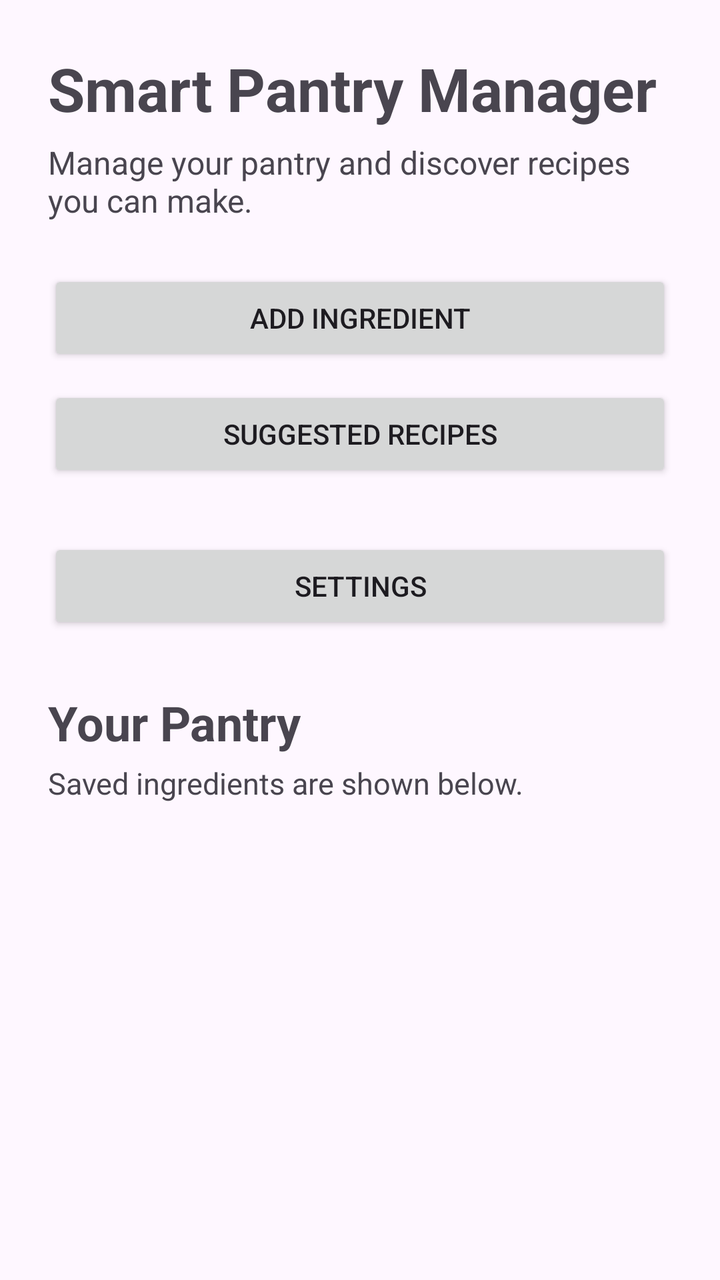
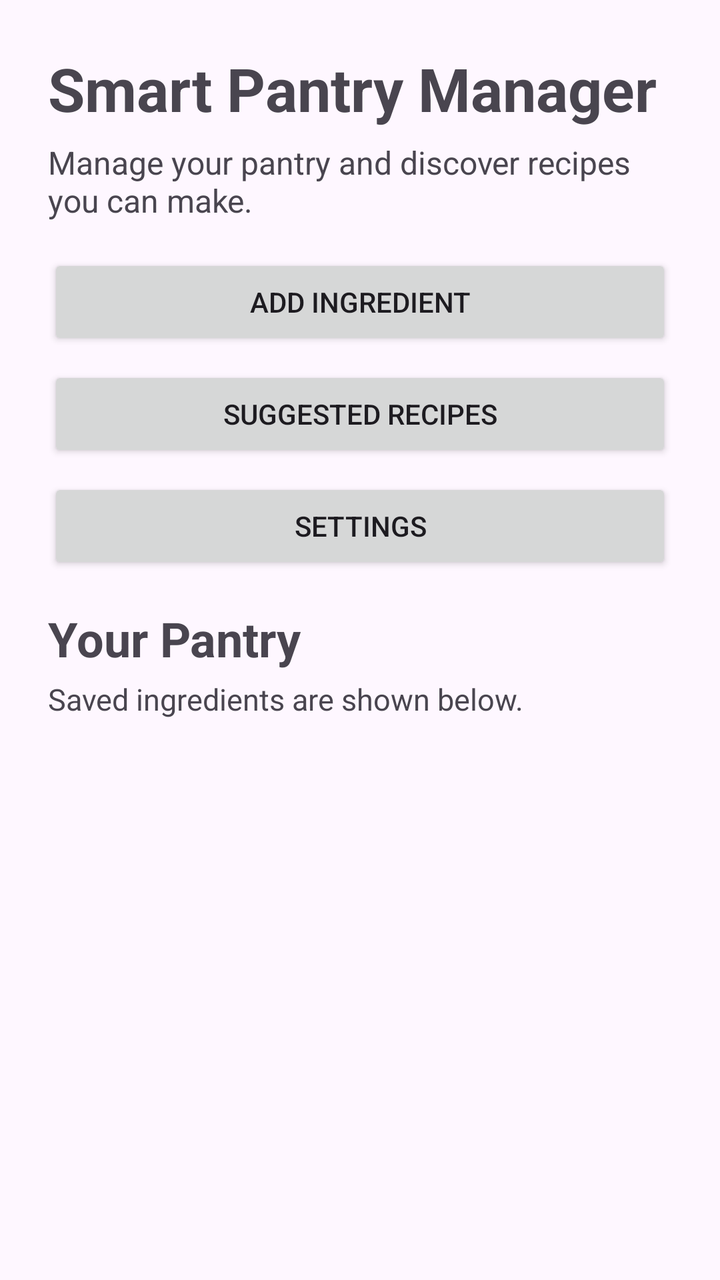

Compare the two renders of this Android layout. The source of the first and the diff that turns it into the second are given below.
<!-- AndroidManifest.xml: application theme Theme.SmartPantryManager -->
<!-- res/layout/activity_main.xml -->
<?xml version="1.0" encoding="utf-8"?>
<ScrollView xmlns:android="http://schemas.android.com/apk/res/android"
    android:id="@+id/main"
    android:layout_width="match_parent"
    android:layout_height="match_parent"
    android:fillViewport="true">

    <LinearLayout
        android:layout_width="match_parent"
        android:layout_height="wrap_content"
        android:orientation="vertical"
        android:padding="24dp">

        

        <TextView
            android:layout_width="wrap_content"
            android:layout_height="wrap_content"
            android:text="@string/app_name"
            android:textSize="30sp"
            android:textStyle="bold" />

        <TextView
            android:layout_width="match_parent"
            android:layout_height="wrap_content"
            android:text="Manage your pantry and discover recipes you can make."
            android:textSize="16sp"
            android:layout_marginTop="6dp"
            android:layout_marginBottom="24dp" />

        

        <Button
            android:id="@+id/buttonAddIngredient"
            android:layout_width="match_parent"
            android:layout_height="wrap_content"
            android:text="@string/add_ingredient"
            android:layout_marginBottom="10dp" />

        <Button
            android:id="@+id/buttonSuggestedRecipes"
            android:layout_width="match_parent"
            android:layout_height="wrap_content"
            android:text="Suggested Recipes"
            android:layout_marginBottom="28dp" />

        <Button
            android:id="@+id/buttonSettings"
            android:layout_width="match_parent"
            android:layout_height="wrap_content"
            android:text="Settings"
            android:layout_marginBottom="28dp" />

        

        <TextView
            android:layout_width="wrap_content"
            android:layout_height="wrap_content"
            android:text="Your Pantry"
            android:textSize="24sp"
            android:textStyle="bold" />

        <TextView
            android:layout_width="match_parent"
            android:layout_height="wrap_content"
            android:text="Saved ingredients are shown below."
            android:textSize="15sp"
            android:layout_marginTop="4dp"
            android:layout_marginBottom="16dp" />

        

        <androidx.recyclerview.widget.RecyclerView
            android:id="@+id/recyclerViewPantry"
            android:layout_width="match_parent"
            android:layout_height="wrap_content"
            android:nestedScrollingEnabled="false"
            android:clipToPadding="false"
            android:paddingBottom="16dp" />

    </LinearLayout>

</ScrollView>
<!-- resources referenced by this layout -->
<resources>
  <string name="add_ingredient">Add Ingredient</string>
  <string name="app_name">Smart Pantry Manager</string>
  <style name="Theme.SmartPantryManager" parent="Base.Theme.SmartPantryManager" />
  <style name="Base.Theme.SmartPantryManager" parent="Theme.Material3.DayNight.NoActionBar">
          
          
      </style>
</resources>

<!-- the commit's change to res/layout/activity_main.xml (unified diff, before → after) -->
@@ -1,83 +1,86 @@
 <?xml version="1.0" encoding="utf-8"?>
-<ScrollView xmlns:android="http://schemas.android.com/apk/res/android"
+<LinearLayout xmlns:android="http://schemas.android.com/apk/res/android"
     android:id="@+id/main"
     android:layout_width="match_parent"
     android:layout_height="match_parent"
-    android:fillViewport="true">
+    android:orientation="vertical"
+    android:padding="24dp">
 
-    <LinearLayout
+    <TextView
+        android:layout_width="wrap_content"
+        android:layout_height="wrap_content"
+        android:text="@string/app_name"
+        android:textSize="30sp"
+        android:textStyle="bold" />
+
+    <TextView
         android:layout_width="match_parent"
         android:layout_height="wrap_content"
-        android:orientation="vertical"
-        android:padding="24dp">
+        android:text="Manage your pantry and discover recipes you can make."
+        android:textSize="16sp"
+        android:layout_marginTop="6dp"
+        android:layout_marginBottom="16dp" />
 
-        
+    <Button
+        android:id="@+id/buttonAddIngredient"
+        android:layout_width="match_parent"
+        android:layout_height="wrap_content"
+        android:text="@string/add_ingredient"
+        android:layout_marginBottom="8dp" />
 
-        <TextView
-            android:layout_width="wrap_content"
-            android:layout_height="wrap_content"
-            android:text="@string/app_name"
-            android:textSize="30sp"
-            android:textStyle="bold" />
+    <Button
+        android:id="@+id/buttonSuggestedRecipes"
+        android:layout_width="match_parent"
+        android:layout_height="wrap_content"
+        android:text="Suggested Recipes"
+        android:layout_marginBottom="8dp" />
 
-        <TextView
-            android:layout_width="match_parent"
-            android:layout_height="wrap_content"
-            android:text="Manage your pantry and discover recipes you can make."
-            android:textSize="16sp"
-            android:layout_marginTop="6dp"
-            android:layout_marginBottom="24dp" />
+    <Button
+        android:id="@+id/buttonSettings"
+        android:layout_width="match_parent"
+        android:layout_height="wrap_content"
+        android:text="Settings"
+        android:layout_marginBottom="16dp" />
 
-        
+    <TextView
+        android:id="@+id/textExpiryTitle"
+        android:layout_width="wrap_content"
+        android:layout_height="wrap_content"
+        android:text="Expiring Soon"
+        android:textSize="22sp"
+        android:textStyle="bold"
+        android:layout_marginBottom="8dp"
+        android:visibility="gone" />
 
-        <Button
-            android:id="@+id/buttonAddIngredient"
-            android:layout_width="match_parent"
-            android:layout_height="wrap_content"
-            android:text="@string/add_ingredient"
-            android:layout_marginBottom="10dp" />
+    <TextView
+        android:id="@+id/textExpiryWarnings"
+        android:layout_width="match_parent"
+        android:layout_height="wrap_content"
+        android:textSize="16sp"
+        android:layout_marginBottom="16dp"
+        android:visibility="gone" />
 
-        <Button
-            android:id="@+id/buttonSuggestedRecipes"
-            android:layout_width="match_parent"
-            android:layout_height="wrap_content"
-            android:text="Suggested Recipes"
-            android:layout_marginBottom="28dp" />
+    <TextView
+        android:layout_width="wrap_content"
+        android:layout_height="wrap_content"
+        android:text="Your Pantry"
+        android:textSize="24sp"
+        android:textStyle="bold" />
 
-        <Button
-            android:id="@+id/buttonSettings"
-            android:layout_width="match_parent"
-            android:layout_height="wrap_content"
-            android:text="Settings"
-            android:layout_marginBottom="28dp" />
+    <TextView
+        android:layout_width="match_parent"
+        android:layout_height="wrap_content"
+        android:text="Saved ingredients are shown below."
+        android:textSize="15sp"
+        android:layout_marginTop="4dp"
+        android:layout_marginBottom="8dp" />
 
-        
+    <androidx.recyclerview.widget.RecyclerView
+        android:id="@+id/recyclerViewPantry"
+        android:layout_width="match_parent"
+        android:layout_height="0dp"
+        android:layout_weight="1"
+        android:clipToPadding="false"
+        android:paddingBottom="16dp" />
 
-        <TextView
-            android:layout_width="wrap_content"
-            android:layout_height="wrap_content"
-            android:text="Your Pantry"
-            android:textSize="24sp"
-            android:textStyle="bold" />
-
-        <TextView
-            android:layout_width="match_parent"
-            android:layout_height="wrap_content"
-            android:text="Saved ingredients are shown below."
-            android:textSize="15sp"
-            android:layout_marginTop="4dp"
-            android:layout_marginBottom="16dp" />
-
-        
-
-        <androidx.recyclerview.widget.RecyclerView
-            android:id="@+id/recyclerViewPantry"
-            android:layout_width="match_parent"
-            android:layout_height="wrap_content"
-            android:nestedScrollingEnabled="false"
-            android:clipToPadding="false"
-            android:paddingBottom="16dp" />
-
-    </LinearLayout>
-
-</ScrollView>
+</LinearLayout>
